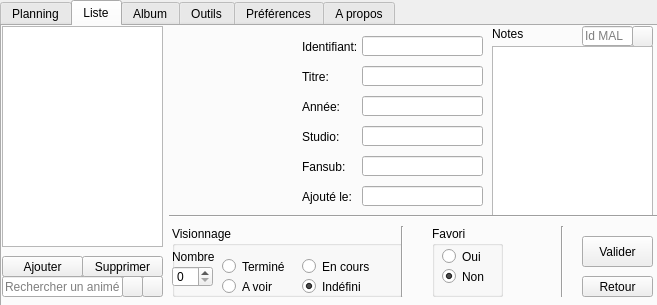
Above: data/gui.ui from seigneurfuo/MyAnimeManager before the change. Below: the same form after it.
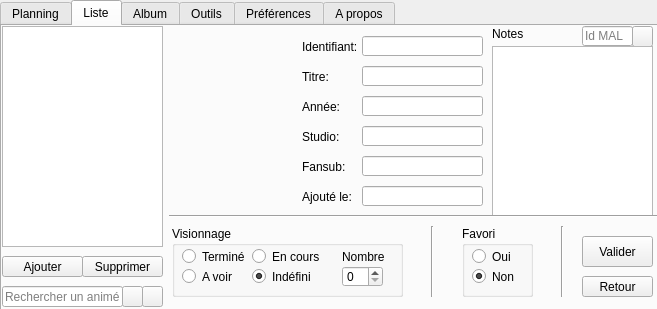
That is the form after the change. Icons and pictures are not drawn.

The edit to the form file:
```diff
--- a/data/gui.ui
+++ b/data/gui.ui
@@ -7,7 +7,7 @@
     <x>0</x>
     <y>0</y>
     <width>657</width>
-    <height>305</height>
+    <height>309</height>
    </rect>
   </property>
   <property name="sizePolicy">
@@ -396,8 +396,8 @@
       <widget class="QRadioButton" name="radiobutton0">
        <property name="geometry">
         <rect>
-         <x>50</x>
-         <y>30</y>
+         <x>10</x>
+         <y>20</y>
          <width>81</width>
          <height>21</height>
         </rect>
@@ -412,8 +412,8 @@
        </property>
        <property name="geometry">
         <rect>
-         <x>130</x>
-         <y>50</y>
+         <x>80</x>
+         <y>40</y>
          <width>71</width>
          <height>21</height>
         </rect>
@@ -428,8 +428,8 @@
       <widget class="QRadioButton" name="radiobutton1">
        <property name="geometry">
         <rect>
-         <x>130</x>
-         <y>30</y>
+         <x>80</x>
+         <y>20</y>
          <width>81</width>
          <height>21</height>
         </rect>
@@ -444,8 +444,8 @@
        </property>
        <property name="geometry">
         <rect>
-         <x>50</x>
-         <y>50</y>
+         <x>10</x>
+         <y>40</y>
          <width>61</width>
          <height>21</height>
         </rect>
@@ -457,35 +457,35 @@
         <bool>false</bool>
        </property>
       </widget>
-      <widget class="QLabel" name="label_9">
-       <property name="geometry">
-        <rect>
-         <x>0</x>
-         <y>20</y>
-         <width>51</width>
-         <height>21</height>
-        </rect>
-       </property>
-       <property name="text">
-        <string>Nombre</string>
-       </property>
-      </widget>
       <widget class="QSpinBox" name="spinBox">
        <property name="geometry">
         <rect>
-         <x>0</x>
+         <x>170</x>
          <y>40</y>
          <width>41</width>
          <height>21</height>
         </rect>
        </property>
       </widget>
+      <widget class="QLabel" name="label_9">
+       <property name="geometry">
+        <rect>
+         <x>170</x>
+         <y>20</y>
+         <width>51</width>
+         <height>21</height>
+        </rect>
+       </property>
+       <property name="text">
+        <string>Nombre</string>
+       </property>
+      </widget>
      </widget>
      <widget class="QLineEdit" name="rechercheEntry">
       <property name="geometry">
        <rect>
         <x>0</x>
-        <y>250</y>
+        <y>260</y>
         <width>121</width>
         <height>21</height>
        </rect>
@@ -504,7 +504,7 @@
       <property name="geometry">
        <rect>
         <x>120</x>
-        <y>250</y>
+        <y>260</y>
         <width>21</width>
         <height>21</height>
        </rect>
@@ -539,7 +539,7 @@
      <widget class="QGroupBox" name="groupBox_8">
       <property name="geometry">
        <rect>
-        <x>430</x>
+        <x>460</x>
         <y>200</y>
         <width>71</width>
         <height>71</height>
@@ -582,7 +582,7 @@
       <property name="geometry">
        <rect>
         <x>140</x>
-        <y>250</y>
+        <y>260</y>
         <width>21</width>
         <height>21</height>
        </rect>
@@ -742,7 +742,7 @@
      <widget class="Line" name="line_3">
       <property name="geometry">
        <rect>
-        <x>390</x>
+        <x>420</x>
         <y>200</y>
         <width>20</width>
         <height>71</height>
```
Left out of the diff: 28 changed lines with no effect on the pictures.
